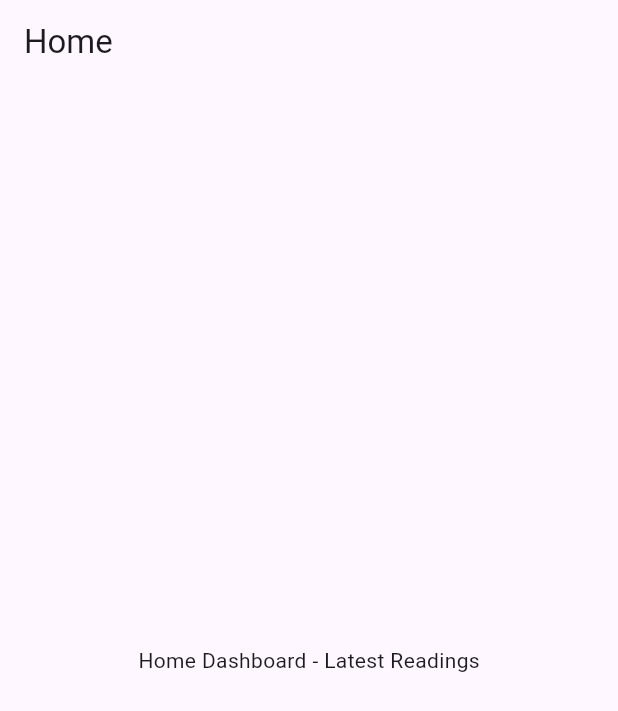
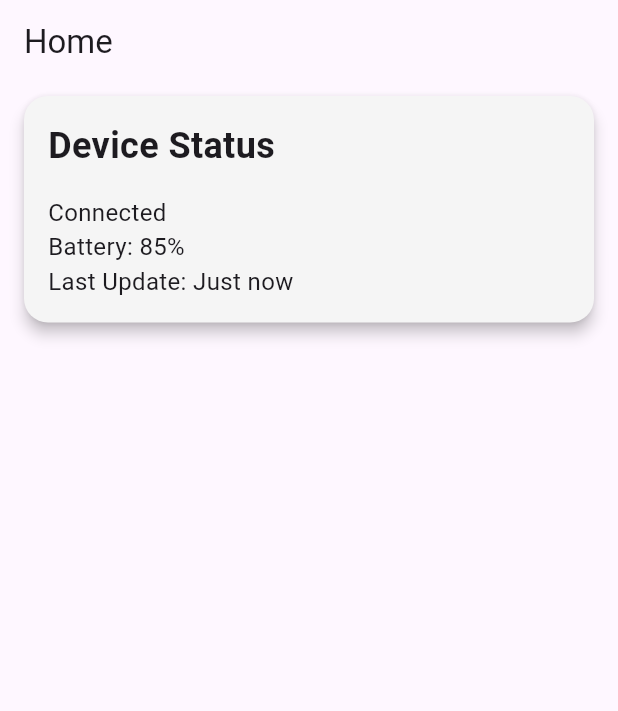
Before and after one commit to SathsaraniBS/WalkMate, a Flutter app: the HomeScreen screen opened by its route, on a phone screen of 412 x 824 dp. Shown: the top 711 px of the screen. Run offline on Flutter 3.47's test engine with Material 3 defaults, Android fonts, the phone set to English and light mode, and no system bars; our stand-ins replace go_router.

Commit message:
Refactor HomeScreen to display device status using CustomCard; replace placeholder text with structured layout

```diff
--- a/lib/screens/home_screen.dart
+++ b/lib/screens/home_screen.dart
@@ -1,5 +1,6 @@
 import 'package:flutter/material.dart';
-
+import '../widgets/common/custom_card.dart';
+import '../widgets/common/custom_text.dart';
 class HomeScreen extends StatelessWidget {
   const HomeScreen({super.key});
 
@@ -7,7 +8,23 @@ class HomeScreen extends StatelessWidget {
   Widget build(BuildContext context) {
     return Scaffold(
       appBar: AppBar(title: const Text('Home')),
-      body: const Center(child: Text('Home Dashboard - Latest Readings')),
+      body: ListView(
+        children: [
+          CustomCard(
+            child: Column(
+              crossAxisAlignment: CrossAxisAlignment.start,
+              children: [
+                const H2('Device Status'),
+                const SizedBox(height: 16),
+                const Paragraph('Connected'),
+                const Paragraph('Battery: 85%'),
+                const Paragraph('Last Update: Just now'),
+              ],
+            ),
+          ),
+          // Add more cards for recent activity, etc.
+        ],
+      ),
     );
   }
 }
```
